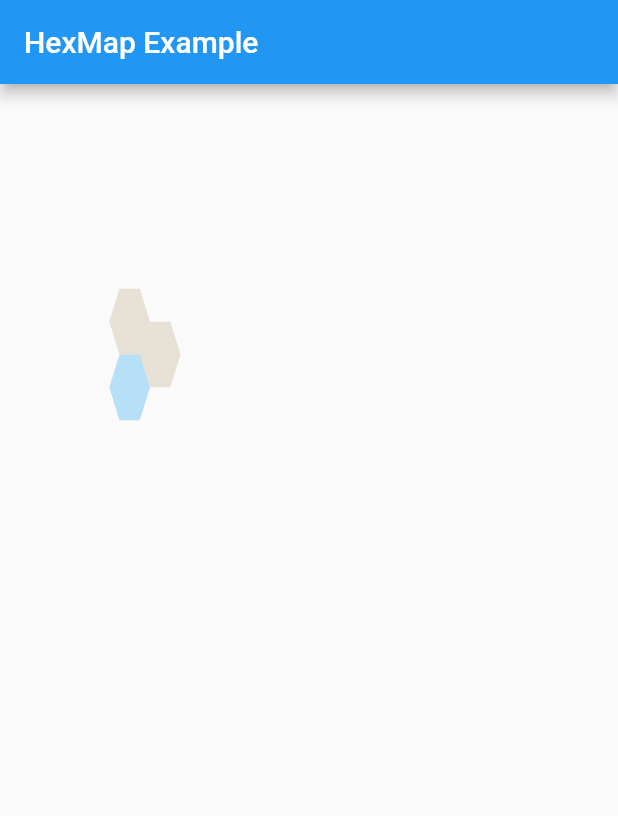
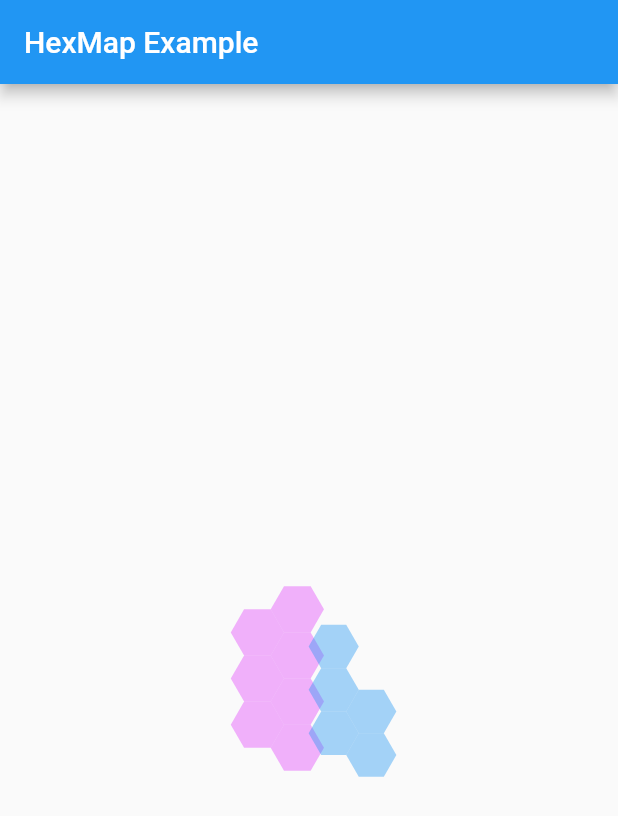
Before and after one commit to CPTR450-Diplomacy/frontend, a Flutter app: the HexMap screen opened directly, on a phone screen of 412 x 824 dp. Shown: the top 816 px of the screen. Run offline on Flutter 3.47's test engine with Material 2 defaults, Android fonts, the phone set to English and light mode, and no system bars; our stand-ins replace flutter_svg.

Commit message:
Working with flutter_svg to produce provinces and CustomMultiChildLayout to position

```diff
--- a/lib/hexmaptest.dart
+++ b/lib/hexmaptest.dart
@@ -1,10 +1,5 @@
 import 'package:flutter/material.dart';
-import 'package:hexagon/hexagon.dart';
-import 'package:align_positioned/align_positioned.dart';
-import 'dart:ui' as ui;
-
-// code from https://pub.dev/packages/hexagon/versions/0.2.0-nullsafety.1/example
-// edited for debugging
+import 'package:flutter_svg/flutter_svg.dart';
 
 void main() {
   runApp(const MyApp());
@@ -32,70 +27,153 @@ class HexMapState extends State<HexMap> {
   Widget build(BuildContext context) {
     return Scaffold(
         appBar: AppBar(title: const Text('HexMap Example')),
-        body: Center(
-          child: CustomPaint(
-              size: Size(
-                  1000,
-                  (1600 * 0.5833333333333334)
-                      .toDouble()), //You can Replace [WIDTH] with your desired width for Custom Paint and height will be calculated automatically
-              painter: RPSCustomPainter()),
+        body: CustomMultiChildLayout(
+          delegate: MyDelegate(),
+          children: [
+            LayoutId(
+                id: 1,
+                child: SvgPicture.string(
+                  '''<svg version="1.1" width="800" height="800" xmlns="http://www.w3.org/2000/svg">
+  <g transform="scale(2,2)">
+    <g id="background-ead46bc7"/>
+    <g id="background-images-ead46bc7"/>
+    <g id="graphpaper-ead46bc7">
+      <g id="axis-ead46bc7">
+        <g>
+          <g>
+            <path fill="none" stroke="rgb(0,0,0)" class="dcg-svg-tickmark" paint-order="fill stroke markers" d="" stroke-opacity="0.9" stroke-miterlimit="2" stroke-width="1.5" stroke-dasharray=""/>
+          </g>
+        </g>
+      </g>
+    </g>
+    <g id="expressions-ead46bc7">
+      <g id="sketch-ead46bc7">
+        <title>Expression 20</title>
+        <path fill="#000000" stroke="none" class="dcg-svg-region" paint-order="stroke fill markers" d=" M 183.83682263700945 241.8689893873738 L 175.21834058812638 226.94134059458798 L 157.9813764903602 226.94134059458798 L 149.36289444147712 241.8689893873738 L 157.9813764903602 256.7966381801596 L 175.21834058812638 256.7966381801596 L 183.83682263700945 241.8689893873738" fill-opacity="0.4"/>
+      </g>
+      <g id="sketch-ead46bc7">
+        <title>Expression 21</title>
+        <path fill="#000000" stroke="none" class="dcg-svg-region" paint-order="stroke fill markers" d=" M 183.83682263700945 241.8689893873738 L 201.0737867347756 241.8689893873738 L 209.6922687836587 226.94134059458798 L 201.0737867347756 212.01369180180217 L 183.83682263700945 212.01369180180217 L 175.21834058812638 226.94134059458798 L 183.83682263700945 241.8689893873738" fill-opacity="0.4"/>
+      </g>
+      <g id="sketch-ead46bc7">
+        <title>Expression 22</title>
+        <path fill="#000000" stroke="none" class="dcg-svg-region" paint-order="stroke fill markers" d=" M 157.9813764903602 226.94134059458798 L 175.21834058812638 226.94134059458798 L 183.83682263700945 212.01369180180217 L 175.21834058812638 197.08604300901635 L 157.9813764903602 197.08604300901635 L 149.36289444147712 212.01369180180217 L 157.9813764903602 226.94134059458798" fill-opacity="0.4"/>
+      </g>
+      <g id="sketch-ead46bc7">
+        <title>Expression 23</title>
+        <path fill="#000000" stroke="none" class="dcg-svg-region" paint-order="stroke fill markers" d=" M 157.9813764903602 197.08604300901635 L 175.21834058812638 197.08604300901635 L 183.83682263700945 182.15839421623053 L 175.21834058812638 167.23074542344472 L 157.9813764903602 167.23074542344472 L 149.36289444147712 182.15839421623053 L 157.9813764903602 197.08604300901635" fill-opacity="0.4"/>
+      </g>
+      <g id="sketch-ead46bc7">
+        <title>Expression 25</title>
+        <path fill="#000000" stroke="none" class="dcg-svg-region" paint-order="stroke fill markers" d=" M 175.21834058812638 167.23074542344472 L 183.83682263700945 182.15839421623053 L 201.0737867347756 182.15839421623053 L 209.6922687836587 167.23074542344472 L 201.0737867347756 152.3030966306589 L 183.83682263700945 152.3030966306589 L 175.21834058812638 167.23074542344472" fill-opacity="0.4"/>
+      </g>
+      <g id="sketch-ead46bc7">
+        <title>Expression 26</title>
+        <path fill="#000000" stroke="none" class="dcg-svg-region" paint-order="stroke fill markers" d=" M 183.83682263700945 212.01369180180217 L 201.0737867347756 212.01369180180217 L 209.6922687836587 197.08604300901635 L 201.0737867347756 182.15839421623053 L 183.83682263700945 182.15839421623053 L 175.21834058812638 197.08604300901635 L 183.83682263700945 212.01369180180217" fill-opacity="0.4"/>
+      </g>
+      <g id="sketch-ead46bc7">
+        <title>Expression 27</title>
+        <path fill="#000000" stroke="none" class="dcg-svg-region" paint-order="stroke fill markers" d=" M 183.83682263700945 241.8689893873738 L 201.0737867347756 241.8689893873738 L 209.6922687836587 256.7966381801596 L 201.0737867347756 271.72428697294544 L 183.83682263700945 271.72428697294544 L 175.21834058812638 256.7966381801596 L 183.83682263700945 241.8689893873738" fill-opacity="0.4"/>
+      </g>
+    </g>
+    <g id="labels-ead46bc7"/>
+  </g>
+</svg>''',
+                  color: Colors.purpleAccent,
+                )),
+            LayoutId(
+                id: 2,
+                child: SvgPicture.string(
+                  '''<svg version="1.1" width="800" height="800" xmlns="http://www.w3.org/2000/svg">
+  <g transform="matrix(2, 0, 0, 2, 0, 0)">
+    <g id="background-dbcd4655"/>
+    <g id="background-images-dbcd4655"/>
+    <g id="graphpaper-dbcd4655">
+      <g id="axis-dbcd4655">
+        <g>
+          <g>
+            <path fill="none" stroke="rgb(0,0,0)" class="dcg-svg-tickmark" paint-order="fill stroke markers" d="" stroke-opacity="0.9" stroke-miterlimit="2" stroke-width="1.5" stroke-dasharray=""/>
+          </g>
+        </g>
+      </g>
+    </g>
+    <g id="expressions-dbcd4655">
+      <g id="sketch-dbcd4655">
+        <title>Expression 20</title>
+        <path fill="#000000" stroke="none" class="dcg-svg-region" paint-order="stroke fill markers" d=" M 192.21209764938044 233.82787424784638 L 184.1005851327846 219.7783224428715 L 167.8775600995929 219.7783224428715 L 159.76604758299706 233.82787424784638 L 167.8775600995929 247.87742605282125 L 184.1005851327846 247.87742605282125 L 192.21209764938044 233.82787424784638" fill-opacity="0.4"/>
+      </g>
+      <g id="sketch-dbcd4655">
+        <title>Expression 21</title>
+        <path fill="#000000" stroke="none" class="dcg-svg-region" paint-order="stroke fill markers" d=" M 192.21209764938044 233.82787424784638 L 208.43512268257214 233.82787424784638 L 216.54663519916798 219.7783224428715 L 208.43512268257214 205.7287706378966 L 192.21209764938044 205.7287706378966 L 184.1005851327846 219.7783224428715 L 192.21209764938044 233.82787424784638" fill-opacity="0.4"/>
+      </g>
+      <g id="sketch-dbcd4655">
+        <title>Expression 22</title>
+        <path fill="#000000" stroke="none" class="dcg-svg-region" paint-order="stroke fill markers" d=" M 167.8775600995929 219.7783224428715 L 184.1005851327846 219.7783224428715 L 192.21209764938044 205.7287706378966 L 184.1005851327846 191.67921883292175 L 167.8775600995929 191.67921883292175 L 159.76604758299706 205.7287706378966 L 167.8775600995929 219.7783224428715" fill-opacity="0.4"/>
+      </g>
+      <g id="sketch-dbcd4655">
+        <title>Expression 23</title>
+        <path fill="#000000" stroke="none" class="dcg-svg-region" paint-order="stroke fill markers" d=" M 167.8775600995929 191.67921883292175 L 184.1005851327846 191.67921883292175 L 192.21209764938044 177.62966702794685 L 184.1005851327846 163.58011522297193 L 167.8775600995929 163.58011522297193 L 159.76604758299706 177.62966702794685 L 167.8775600995929 191.67921883292175" fill-opacity="0.4"/>
+      </g>
+      <g id="sketch-dbcd4655">
+        <title>Expression 27</title>
+        <path fill="#000000" stroke="none" class="dcg-svg-region" paint-order="stroke fill markers" d=" M 192.21209764938044 233.82787424784638 L 208.43512268257214 233.82787424784638 L 216.54663519916798 247.87742605282125 L 208.43512268257214 261.92697785779615 L 192.21209764938044 261.92697785779615 L 184.1005851327846 247.87742605282125 L 192.21209764938044 233.82787424784638" fill-opacity="0.4"/>
+      </g>
+    </g>
+    <g id="labels-dbcd4655"/>
+  </g>
+</svg>''',
+                  color: Colors.blue,
+                ))
+          ],
         ));
   }
 }
 
-class RPSCustomPainter extends CustomPainter {
+class MyDelegate extends MultiChildLayoutDelegate {
+  MyDelegate({this.position});
+
+  final Offset? position;
+
   @override
-  void paint(Canvas canvas, Size size) {
-    Path path_1 = Path();
+  void performLayout(Size size) {
+    // `size` is the size of the `CustomMultiChildLayout` itself.
 
-    Paint paint_1_stroke = Paint()
-      ..style = PaintingStyle.stroke
-      ..strokeWidth = size.width * 0.001875000;
-    paint_1_stroke.color = Color.fromRGBO(0, 0, 0, 1.0).withOpacity(0.9);
-    canvas.drawPath(path_1, paint_1_stroke);
+    Size leadingSize = Size
+        .zero; // If there is no widget with id `1`, the size will remain at zero.
+    // Remember that `1` here can be any **id** - you specify them using LayoutId.
+    if (hasChild(1)) {
+      leadingSize = layoutChild(
+        1, // The id once again.
+        BoxConstraints.loose(
+            size), // This just says that the child cannot be bigger than the whole layout.
+      );
+      // No need to position this child if we want to have it at Offset(0, 0).
+    }
 
-    Path path_2 = Path();
-    path_2.moveTo(size.width * 0.2427360, size.height * 0.2633310);
-    path_2.lineTo(size.width * 0.2262679, size.height * 0.2348074);
-    path_2.lineTo(size.width * 0.1933317, size.height * 0.2348074);
-    path_2.lineTo(size.width * 0.1768636, size.height * 0.2633310);
-    path_2.lineTo(size.width * 0.1933317, size.height * 0.2918546);
-    path_2.lineTo(size.width * 0.2262679, size.height * 0.2918546);
-    path_2.lineTo(size.width * 0.2427360, size.height * 0.2633310);
+    if (hasChild(2)) {
+      final secondSize = layoutChild(
+        2,
+        BoxConstraints(
+          // This is exactly the same as above, but this can be anything you specify.
+          // BoxConstraints.loose is a shortcut to this.
+          maxWidth: size.width,
+          maxHeight: size.height,
+        ),
+      );
 
-    Paint paint_2_fill = Paint()..style = PaintingStyle.fill;
-    paint_2_fill.color = Color(0xff51B8F3).withOpacity(0.4);
-    canvas.drawPath(path_2, paint_2_fill);
-
-    Path path_5 = Path();
-    path_5.moveTo(size.width * 0.2427360, size.height * 0.2633310);
-    path_5.lineTo(size.width * 0.2756722, size.height * 0.2633310);
-    path_5.lineTo(size.width * 0.2921403, size.height * 0.2348074);
-    path_5.lineTo(size.width * 0.2756722, size.height * 0.2062838);
-    path_5.lineTo(size.width * 0.2427360, size.height * 0.2062838);
-    path_5.lineTo(size.width * 0.2262679, size.height * 0.2348074);
-    path_5.lineTo(size.width * 0.2427360, size.height * 0.2633310);
-
-    Paint paint_5_fill = Paint()..style = PaintingStyle.fill;
-    paint_5_fill.color = Color(0xffC8BC9C).withOpacity(0.4);
-    canvas.drawPath(path_5, paint_5_fill);
-
-    Path path_8 = Path();
-    path_8.moveTo(size.width * 0.1933317, size.height * 0.2348074);
-    path_8.lineTo(size.width * 0.2262679, size.height * 0.2348074);
-    path_8.lineTo(size.width * 0.2427360, size.height * 0.2062838);
-    path_8.lineTo(size.width * 0.2262679, size.height * 0.1777603);
-    path_8.lineTo(size.width * 0.1933317, size.height * 0.1777603);
-    path_8.lineTo(size.width * 0.1768636, size.height * 0.2062838);
-    path_8.lineTo(size.width * 0.1933317, size.height * 0.2348074);
-
-    Paint paint_8_fill = Paint()..style = PaintingStyle.fill;
-    paint_8_fill.color = Color(0xffC8BC9C).withOpacity(0.4);
-    canvas.drawPath(path_8, paint_8_fill);
+      positionChild(
+        2,
+        Offset(
+          leadingSize.width /
+              10, // This will place child 2 to the right of child 1.
+          14, // Centers the second child vertically.
+        ),
+      );
+    }
   }
 
   @override
-  bool shouldRepaint(covariant CustomPainter oldDelegate) {
-    return true;
+  bool shouldRelayout(MyDelegate oldDelegate) {
+    return oldDelegate.position != position;
   }
 }
--- a/pubspec.yaml
+++ b/pubspec.yaml
@@ -34,9 +34,7 @@ dependencies:
   # The following adds the Cupertino Icons font to your application.
   # Use with the CupertinoIcons class for iOS style icons.
   cupertino_icons: ^1.0.2
-
-  hexagon: ^0.2.0-nullsafety.1
-  align_positioned: ^3.0.0
+  flutter_svg: ^0.23.0+1
 
 dev_dependencies:
   flutter_test:
```
Also changed, not shown: pubspec.lock.
